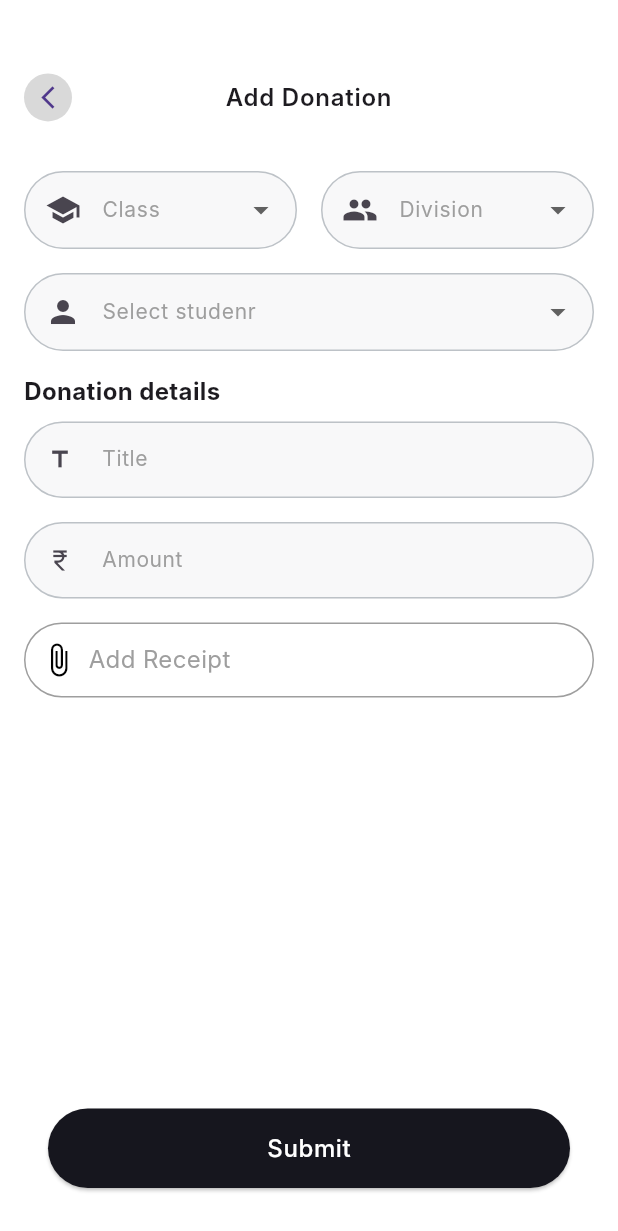
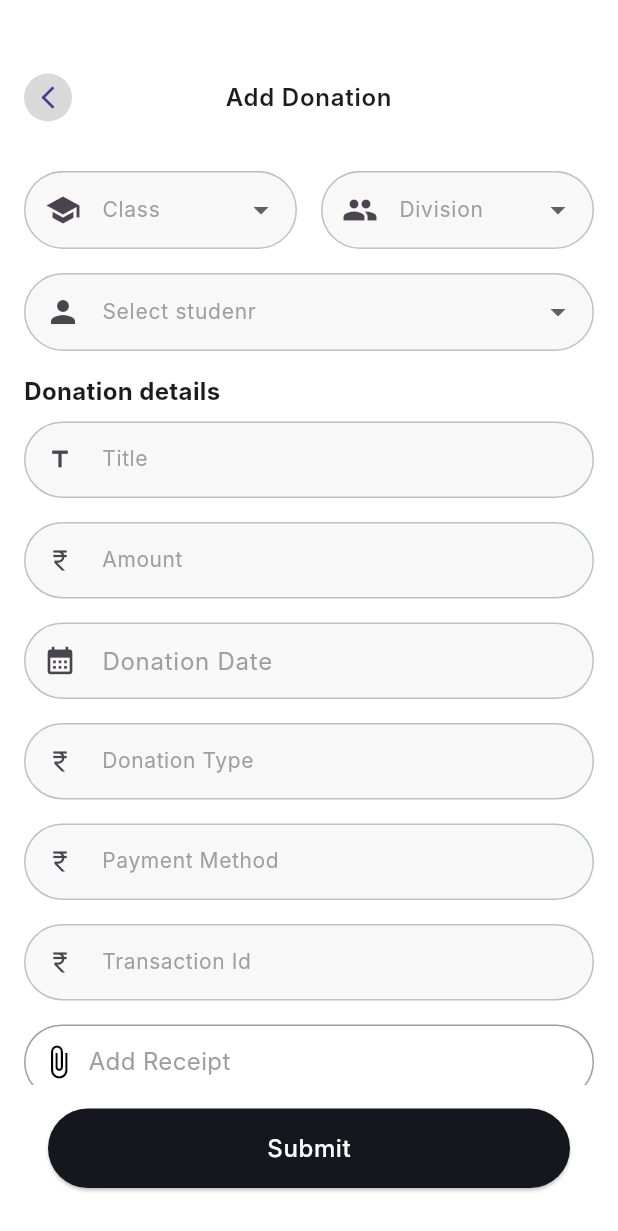
Before and after one commit to altezzai/acadobs, a Flutter app: the AddDonationPage screen opened by its route, after a tap on "Submit", on a phone screen of 412 x 824 dp. Shown: the top 1231 px of the screen. Run offline on Flutter 3.47's test engine with Material 3 defaults, Android fonts, the phone set to English and light mode, and no system bars; our stand-ins replace dio, file_picker, flutter_rating_bar, go_router, pie_chart; network calls fail; Roboto replaces fonts that are missing (Inter).

Commit message:
completed post method in payment section

```diff
--- a/lib/base/routes/app_route_config.dart
+++ b/lib/base/routes/app_route_config.dart
@@ -1,6 +1,7 @@
 import 'package:flutter/material.dart';
 import 'package:go_router/go_router.dart';
 import 'package:school_app/features/admin/notices/screens/notice_home.dart';
+import 'package:school_app/features/admin/payments/screens/payments_home.dart';
 import 'package:school_app/features/admin/student/screens/addAchivement.dart';
 import 'package:school_app/features/admin/duties/screens/addDutyPage.dart';
 import 'package:school_app/features/admin/payments/screens/add_donation.dart';
@@ -211,6 +212,13 @@ class Approuter {
         },
       ),
       GoRoute(
+        name: AppRouteConst.PaymentPageRouteName,
+        path: '/paymentpage',
+        pageBuilder: (context, state) {
+          return MaterialPage(child: PaymentsHomeScreen());
+        },
+      ),
+      GoRoute(
         name: AppRouteConst.AddPaymentRouteName,
         path: '/addpayment',
         pageBuilder: (context, state) {
--- a/lib/features/admin/payments/controller/payment_controller.dart
+++ b/lib/features/admin/payments/controller/payment_controller.dart
@@ -1,4 +1,10 @@
+import 'dart:developer';
 import 'package:flutter/widgets.dart';
+import 'package:go_router/go_router.dart';
+import 'package:provider/provider.dart';
+import 'package:school_app/base/routes/app_route_const.dart';
+import 'package:school_app/core/controller/loading_provider.dart';
+import 'package:school_app/core/navbar/screen/bottom_nav.dart';
 import 'package:school_app/features/admin/payments/model/donation_model.dart';
 import 'package:school_app/features/admin/payments/model/payment_model.dart';
 import 'package:school_app/features/admin/payments/services/payment_services.dart';
@@ -31,6 +37,7 @@ class PaymentController extends ChangeNotifier {
   List<Donation> get donations => _donations;
 
   Future<void> getDonations() async {
+    _isloading = true;
     try {
       final response = await PaymentServices().getDonations();
       print("***********${response.statusCode}");
@@ -43,6 +50,76 @@ class PaymentController extends ChangeNotifier {
     } catch (e) {
       // print(e);
     }
+    _isloading = false;
     notifyListeners();
   }
+
+  Future<void> addPayment(
+    BuildContext context, {
+    required String amount_paid,
+    required String payment_date,
+    required String month,
+    required String year,
+    required String payment_method,
+    required String transaction_id,
+    required String payment_status,
+  }) async {
+    final loadingProvider =
+        Provider.of<LoadingProvider>(context, listen: false); //loading provider
+    loadingProvider.setLoading(true); //start loader
+    try {
+      final response = await PaymentServices().addPayment(
+        amount_paid: amount_paid,
+        payment_date: payment_date,
+        month: month,
+        year: year,
+        payment_method: payment_method,
+        transaction_id: transaction_id,
+        payment_status: payment_status,
+      );
+      if (response.statusCode == 201) {
+        log(">>>>>>${response.statusMessage}");
+        context.goNamed(AppRouteConst.bottomNavRouteName,
+            extra: UserType.admin);
+      }
+    } catch (e) {
+      log(e.toString());
+    } finally {
+      loadingProvider.setLoading(false); // End loader
+      notifyListeners();
+    }
+  }
+
+  Future<void> addDonation(
+    BuildContext context, {
+    required String amount_donated,
+    required String donation_date,
+    required String purpose,
+    required String donation_type,
+    required String payment_method,
+    required String transaction_id,
+  }) async {
+    final loadingProvider =
+        Provider.of<LoadingProvider>(context, listen: false); //loading provider
+    loadingProvider.setLoading(true); //start loader
+    try {
+      final response = await PaymentServices().addDonation(
+          amount_donated: amount_donated,
+          donation_date: donation_date,
+          purpose: purpose,
+          donation_type: donation_type,
+          payment_method: payment_method,
+          transaction_id: transaction_id);
+      if (response.statusCode == 201) {
+        log(">>>>>>${response.statusMessage}");
+        context.goNamed(AppRouteConst.bottomNavRouteName,
+            extra: UserType.admin);
+      }
+    } catch (e) {
+      log(e.toString());
+    } finally {
+      loadingProvider.setLoading(false); // End loader
+      notifyListeners();
+    }
+  }
 }
--- a/lib/features/admin/payments/screens/add_donation.dart
+++ b/lib/features/admin/payments/screens/add_donation.dart
@@ -1,12 +1,15 @@
 import 'package:flutter/material.dart';
 import 'package:file_picker/file_picker.dart';
 import 'package:go_router/go_router.dart';
+import 'package:provider/provider.dart';
 import 'package:school_app/base/routes/app_route_const.dart';
 import 'package:school_app/core/navbar/screen/bottom_nav.dart';
 import 'package:school_app/core/shared_widgets/custom_appbar.dart';
+import 'package:school_app/core/shared_widgets/custom_datepicker.dart';
 import 'package:school_app/core/shared_widgets/custom_textfield.dart';
 import 'package:school_app/core/shared_widgets/custom_button.dart';
 import 'package:school_app/core/shared_widgets/custom_dropdown.dart';
+import 'package:school_app/features/admin/payments/controller/payment_controller.dart';
 
 class AddDonationPage extends StatefulWidget {
   const AddDonationPage({super.key});
@@ -17,10 +20,17 @@ class AddDonationPage extends StatefulWidget {
 
 class _AddDonationPageState extends State<AddDonationPage> {
   String? selectedClass;
-  final _formKey = GlobalKey<FormState>();
+  // final _formKey = GlobalKey<FormState>();
   String? selectedDivision;
   String? selectedStudent;
   String? selectedFile;
+
+  final TextEditingController _dateController = TextEditingController();
+  final TextEditingController _amountController = TextEditingController();
+  final TextEditingController _purposeController = TextEditingController();
+  final TextEditingController _donationtypeController = TextEditingController();
+  final TextEditingController _methodController = TextEditingController();
+  final TextEditingController _transactionController = TextEditingController();
 
   // Method to pick a file from the device
   Future<void> pickFile() async {
@@ -103,19 +113,45 @@ class _AddDonationPageState extends State<AddDonationPage> {
                         const SizedBox(height: 8),
                         CustomTextfield(
                           hintText: 'Title',
+                          controller: _purposeController,
                           iconData: const Icon(Icons.title),
-                          onChanged: (value) {
-                            // Handle title input
-                          },
                         ),
                         const SizedBox(height: 16),
                         CustomTextfield(
                           hintText: 'Amount',
+                          controller: _amountController,
                           iconData: const Icon(Icons.currency_rupee),
                           keyBoardtype: TextInputType.number,
-                          onChanged: (value) {
-                            // Handle amount input
-                          },
+                        ),
+                        const SizedBox(height: 16),
+                        CustomDatePicker(
+                            dateController: _dateController,
+                            onDateSelected: (selectedDate) {
+                              print(
+                                "End Date selected: $selectedDate",
+                              );
+                            },
+                            label: 'Donation Date'),
+                        const SizedBox(height: 16),
+                        CustomTextfield(
+                          hintText: 'Donation Type',
+                          controller: _donationtypeController,
+                          iconData: const Icon(Icons.currency_rupee),
+                          keyBoardtype: TextInputType.number,
+                        ),
+                        const SizedBox(height: 16),
+                        CustomTextfield(
+                          hintText: 'Payment Method',
+                          controller: _methodController,
+                          iconData: const Icon(Icons.currency_rupee),
+                          keyBoardtype: TextInputType.number,
+                        ),
+                        const SizedBox(height: 16),
+                        CustomTextfield(
+                          hintText: 'Transaction Id',
+                          controller: _transactionController,
+                          iconData: const Icon(Icons.currency_rupee),
+                          keyBoardtype: TextInputType.number,
                         ),
                       ],
                     ),
@@ -158,12 +194,15 @@ class _AddDonationPageState extends State<AddDonationPage> {
               child: CustomButton(
                 text: 'Submit',
                 onPressed: () {
-                  if (_formKey.currentState?.validate() ?? false) {
-                    // Handle form submission logic here
-                    ScaffoldMessenger.of(context).showSnackBar(
-                      SnackBar(content: Text('Form successfully submitted!')),
-                    );
-                  }
+                  context.read<PaymentController>().addDonation(
+                        context,
+                        amount_donated: _amountController.text,
+                        donation_date: _dateController.text,
+                        purpose: _purposeController.text,
+                        donation_type: _donationtypeController.text,
+                        payment_method: _methodController.text,
+                        transaction_id: _transactionController.text,
+                      );
                 },
               ),
             ),
--- a/lib/features/admin/payments/services/payment_services.dart
+++ b/lib/features/admin/payments/services/payment_services.dart
@@ -11,4 +11,58 @@ class PaymentServices {
     final Response response = await ApiServices.get("/donations");
     return response;
   }
+
+  Future<Response> addPayment({
+    required String amount_paid,
+    required String payment_date,
+    required String month,
+    required String year,
+    required String payment_method,
+    required String transaction_id,
+    required String payment_status,
+  }) async {
+    // Create the form data to pass to the API
+    final formData = {
+      'user_id': '1',
+      'amount_paid': amount_paid,
+      'payment_date': payment_date,
+      'month': month,
+      'year': year,
+      'payment_method': payment_method,
+      'transaction_id': transaction_id,
+      'payment_status': payment_status
+    };
+
+    // Call the ApiServices post method with formData and isFormData: true
+    final Response response =
+        await ApiServices.post("/monthlyPayments", formData, isFormData: true);
+
+    return response;
+  }
+
+  Future<Response> addDonation({
+    required String amount_donated,
+    required String donation_date,
+    required String purpose,
+    required String donation_type,
+    required String payment_method,
+    required String transaction_id,
+  }) async {
+    // Create the form data to pass to the API
+    final formData = {
+      'donor_id': '1',
+      'amount_donated': amount_donated,
+      'donation_date': donation_date,
+      'purpose': purpose,
+      'donation_type': donation_type,
+      'payment_method': payment_method,
+      'transaction_id': transaction_id,
+    };
+
+    // Call the ApiServices post method with formData and isFormData: true
+    final Response response =
+        await ApiServices.post("/donations", formData, isFormData: true);
+
+    return response;
+  }
 }
```
Also changed, not shown: lib/features/admin/payments/screens/add_payment.dart (+49 -17 lines), lib/features/admin/payments/screens/payments_home.dart (+10 -0 lines).
